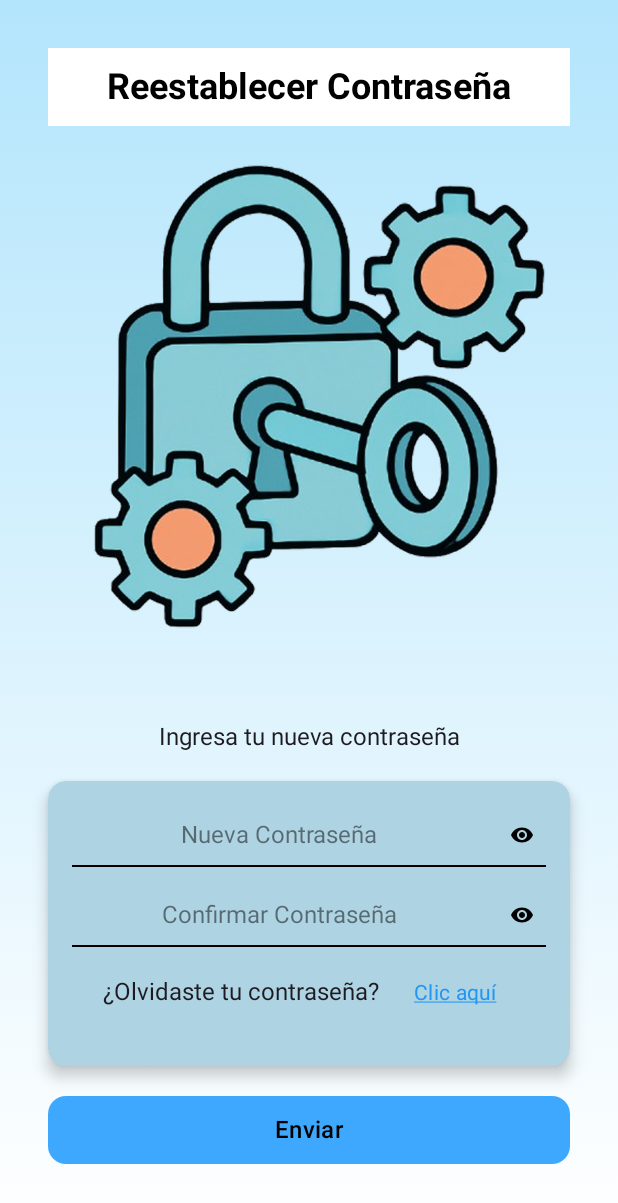
After one commit to eddn-dev/TibiBalanceApp, an Android app built with Jetpack Compose: the @Preview function FeatureResetPasswordScreenPreview, on a phone screen of 412 x 824 dp. The commit adds this screen. Shown: the top 1203 px of the screen. Run offline under Robolectric (Android 15) with nearby library versions, the phone set to English and light mode, and no system bars.

Commit message:
Screens Login y ResetPassword
:wq
:wq

```diff
--- /dev/null
+++ b/app/src/main/java/com/app/tibibalance/ui/preview/FeatureResetPasswordScreenPreview.kt
@@ -0,0 +1,11 @@
+package com.app.tibibalance.ui.preview
+
+import androidx.compose.runtime.Composable
+import androidx.compose.ui.tooling.preview.Preview
+import com.app.tibibalance.ui.screens.FeatureResetPasswordScreen
+
+@Preview
+@Composable
+fun FeatureResetPasswordScreenPreview() {
+    FeatureResetPasswordScreen()
+}
--- /dev/null
+++ b/app/src/main/java/com/app/tibibalance/ui/screens/FeatureResetPasswordScreen.kt
@@ -0,0 +1,137 @@
+package com.app.tibibalance.ui.screens
+
+import androidx.compose.foundation.layout.Arrangement
+import androidx.compose.foundation.layout.Box
+import androidx.compose.foundation.layout.Column
+import androidx.compose.foundation.layout.Row
+import androidx.compose.foundation.layout.Spacer
+import androidx.compose.foundation.layout.fillMaxSize
+import androidx.compose.foundation.layout.fillMaxWidth
+import androidx.compose.foundation.layout.height
+import androidx.compose.foundation.layout.padding
+import androidx.compose.foundation.layout.width
+import androidx.compose.foundation.layout.wrapContentHeight
+import androidx.compose.runtime.Composable
+import androidx.compose.runtime.getValue
+import androidx.compose.runtime.mutableStateOf
+import androidx.compose.runtime.remember
+import androidx.compose.runtime.setValue
+import androidx.compose.ui.Alignment
+import androidx.compose.ui.Modifier
+import androidx.compose.ui.text.style.TextAlign
+import androidx.compose.ui.unit.dp
+import com.app.tibibalance.R
+import com.app.tibibalance.ui.components.Description
+import com.app.tibibalance.ui.components.FormContainer
+import com.app.tibibalance.ui.components.Header
+import com.app.tibibalance.ui.components.ImageContainer
+import com.app.tibibalance.ui.components.InputPassword
+import com.app.tibibalance.ui.components.PrimaryButton
+import com.app.tibibalance.ui.components.TextButtonLink
+
+@Composable
+fun FeatureResetPasswordScreen() {
+    // Contenido de la pantalla
+    // Contenido de la pantalla
+    GradientBackgroundScreen {
+        // Contenido de la pantalla
+        Box(
+            modifier = Modifier
+                .fillMaxSize()
+            //.background(Color(0xFFf5f5f5)) // Fondo gris claro
+        ) {
+
+            Column(
+                modifier = Modifier
+                    .align(Alignment.Center)
+                    .padding(16.dp)
+            ) {
+
+
+                Header(
+                    title = "Reestablecer Contraseña",
+                    showBackButton = false,
+                    profileImage = null
+                )
+
+
+
+
+                ImageContainer(
+                    imageResId = R.drawable.ic_reset_password_image,  // Reemplaza con tu imagen
+                    contentDescription = "Imagen de inicio", // Descripción de la imagen
+                    modifier = Modifier
+                        .fillMaxWidth()
+                        .height(398.dp)
+                        .padding(bottom = 32.dp)
+                )
+
+                Description(
+                    text = "Ingresa tu nueva contraseña",
+                    modifier = Modifier
+                        .fillMaxWidth()
+                        .wrapContentHeight(Alignment.CenterVertically),
+                    textAlign = TextAlign.Center
+                )
+
+                Spacer(modifier = Modifier.height(20.dp))
+
+                FormContainer (
+                    modifier = Modifier
+                        .height(190.dp)  // Establece un alto específico
+                ){
+                    var newpassword by remember { mutableStateOf("") }
+
+                    InputPassword(
+                        value = newpassword,
+                        onValueChange = { newpassword = it },
+                        placeholder = "Nueva Contraseña" // ← placeholder personalizado en inglés
+                    )
+
+                    var confirmPassword by remember { mutableStateOf("") }
+
+                    InputPassword(
+                        value = confirmPassword,
+                        onValueChange = { confirmPassword = it },
+                        placeholder = "Confirmar Contraseña" // ← placeholder personalizado en inglés
+                    )
+
+                    Row(
+                        modifier = Modifier
+                            .fillMaxWidth()
+                            .padding(bottom = 16.dp),
+                        horizontalArrangement = Arrangement.Center,
+                        verticalAlignment = Alignment.CenterVertically
+                    ) {
+                        Description(
+                            text = "¿Olvidaste tu contraseña? ",
+                            textAlign = TextAlign.Center
+                        )
+                        Spacer(modifier = Modifier.width(8.dp))
+                        TextButtonLink(
+                            text = "Clic aquí",
+                            onClick = {}
+                        )
+                    }
+                }
+
+                Spacer(modifier = Modifier.height(20.dp))
+                // Primer PrimaryButton
+                PrimaryButton(
+                    text = "Enviar",  // Pasamos el texto al botón
+                    onClick = { /* Acción del primer botón */ },
+                    modifier = Modifier
+                        .fillMaxWidth()
+                        .padding(bottom = 16.dp)
+                )
+
+
+
+
+
+
+
+            }
+        }
+    }
+}
```
Also changed, not shown: app/src/main/java/com/app/tibibalance/ui/screens/FeatureLoginScreen.kt (+91 -75 lines), app/src/main/res/drawable/ic_login_image.png (added), app/src/main/res/drawable/ic_reset_password_image.png (added), app/src/main/res/drawable/ic_separador_image.png (added).
